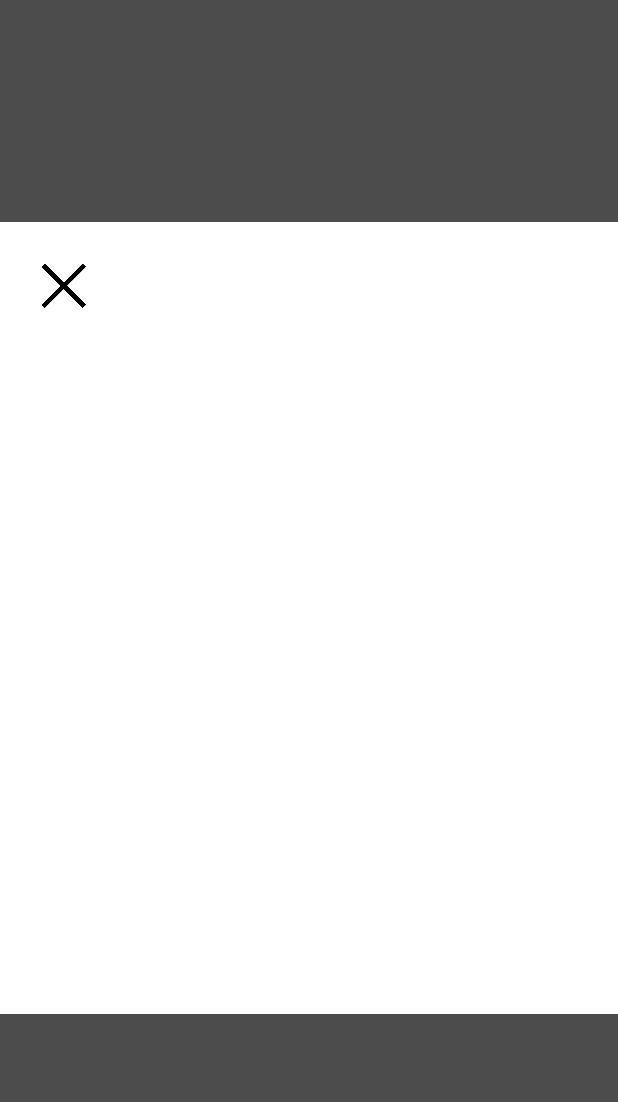
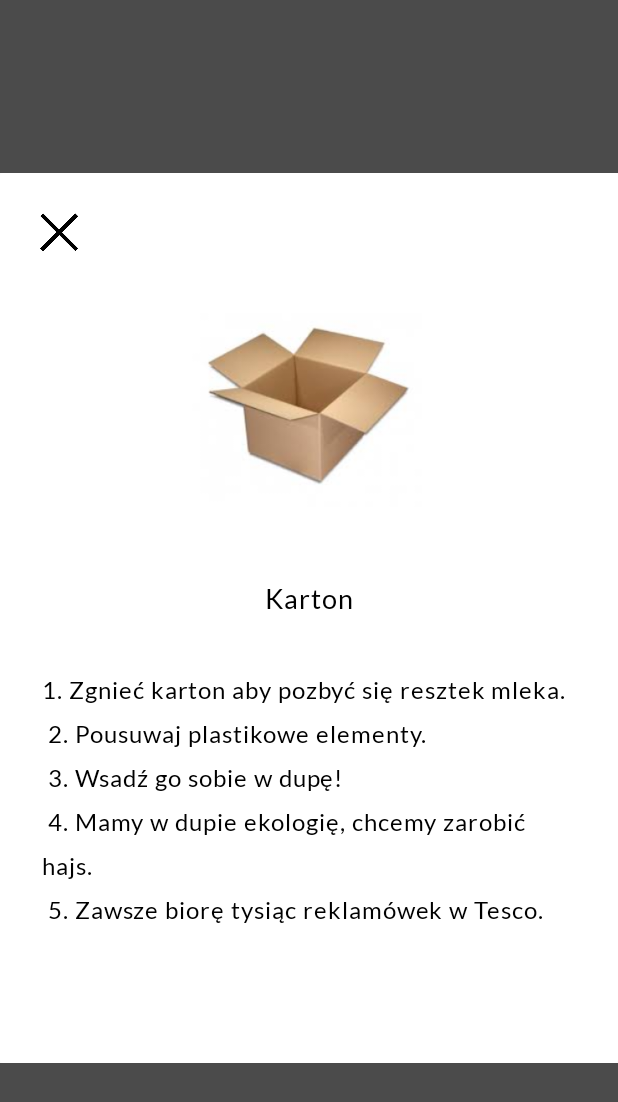
Before and after one commit to ravo9/Android_How_About_It_, an Android app: the fragment DetailedViewFragment shown on its own in the app's theme, on a phone screen of 412 x 824 dp. Shown: the top 1102 px of the screen. Run offline under Robolectric (Android 15) with nearby library versions, the phone set to English and light mode, and no system bars.

Commit message:
First version done

```diff
--- a/app/src/main/res/layout/activity_main_top_panel.xml
+++ b/app/src/main/res/layout/activity_main_top_panel.xml
@@ -21,16 +21,24 @@
 
             android:text="@string/wyszukaj_lub_wybierz_rodzaj_odpadu"/>
 
-    <ImageView
+    <RelativeLayout
             android:layout_width="match_parent"
-            android:layout_height="30dp"
+            android:layout_height="wrap_content"
+            android:background="@drawable/background_badge"
+            android:elevation="@dimen/elevation_first_floor"
 
             android:layout_marginStart="@dimen/activity_main_top_panel_search_bar_margin_side"
             android:layout_marginEnd="@dimen/activity_main_top_panel_search_bar_margin_side"
             android:layout_marginTop="15dp"
-            android:layout_marginBottom="10dp"
+            android:layout_marginBottom="25dp">
 
-            android:background="@drawable/background_badge"
-            android:elevation="@dimen/elevation_first_floor"/>
+        <ImageView
+                android:layout_width="28dp"
+                android:layout_height="28dp"
+                android:layout_centerVertical="true"
+                android:layout_marginStart="8dp"
+                android:src="@drawable/image_search_non_commercial"/>
+
+    </RelativeLayout>
 
 </LinearLayout>
--- a/app/src/main/res/layout/detailed_item_view.xml
+++ b/app/src/main/res/layout/detailed_item_view.xml
@@ -6,14 +6,15 @@
         android:layout_width="match_parent"
         android:layout_height="match_parent"
         android:clickable="true"
-        android:background="@color/colorBackground">
+        android:focusable="true"
+        android:elevation="@dimen/elevation_second_floor">
 
     <RelativeLayout
             android:id="@+id/spacing_top"
             android:layout_width="match_parent"
             android:layout_height="0dp"
             app:layout_constraintHeight_default="percent"
-            app:layout_constraintHeight_percent=".18"
+            app:layout_constraintHeight_percent=".14"
             app:layout_constraintTop_toTopOf="parent"
             android:background="@color/colorBackgroundAlternative"
             android:alpha="0.7"/>
@@ -30,7 +31,39 @@
                 android:layout_width="match_parent"
                 android:layout_height="match_parent">
 
+            <LinearLayout
+                    android:layout_width="match_parent"
+                    android:layout_height="wrap_content"
+                    android:orientation="vertical">
 
+                <ImageView
+                        android:layout_width="match_parent"
+                        android:layout_height="@dimen/detailed_view_image_height"
+                        android:layout_marginTop="70dp"
+                        android:src="@drawable/image_placeholder"/>
+
+                <TextView
+                        android:id="@+id/detailed_item_view_title"
+                        android:layout_width="match_parent"
+                        android:layout_height="wrap_content"
+                        android:layout_marginStart="@dimen/detailed_view_vertical_side_spacing"
+                        android:layout_marginEnd="@dimen/detailed_view_vertical_side_spacing"
+                        android:layout_marginTop="40dp"
+                        android:text="Karton"
+                        android:textSize="18sp"/>
+
+                <TextView
+                        android:id="@+id/detailed_item_view_instruction"
+                        android:layout_width="match_parent"
+                        android:layout_height="wrap_content"
+                        android:layout_marginStart="@dimen/detailed_view_vertical_side_spacing"
+                        android:layout_marginEnd="@dimen/detailed_view_vertical_side_spacing"
+                        android:layout_marginTop="40dp"
+                        android:layout_marginBottom="30dp"
+                        android:text="@string/fake_text"
+                        android:textAlignment="viewStart"/>
+
+            </LinearLayout>
 
         </ScrollView>
 
@@ -52,7 +85,7 @@
             android:layout_width="match_parent"
             android:layout_height="0dp"
             app:layout_constraintHeight_default="percent"
-            app:layout_constraintHeight_percent=".18"
+            app:layout_constraintHeight_percent=".14"
             android:background="@color/colorBackgroundAlternative"
             app:layout_constraintBottom_toBottomOf="parent"
             android:alpha="0.7"/>
--- a/app/src/main/res/values/dimens.xml
+++ b/app/src/main/res/values/dimens.xml
@@ -11,10 +11,13 @@
     <dimen name="background_badge_corner_radius">2dp</dimen>
 
     <dimen name="detailed_view_vertical_extra_spacing">50dp</dimen>
-    <dimen name="detailed_view_cross_button_length">40dp</dimen>
+    <dimen name="detailed_view_vertical_side_spacing">25dp</dimen>
+    <dimen name="detailed_view_cross_button_length">34dp</dimen>
     <dimen name="detailed_view_cross_button_margin">20dp</dimen>
+    <dimen name="detailed_view_image_height">160dp</dimen>
 
     <dimen name="elevation_first_floor">2dp</dimen>
+    <dimen name="elevation_second_floor">4dp</dimen>
 
     <dimen name="grid_single_item_height">350dp</dimen>
     <dimen name="grid_single_item_padding">15dp</dimen>
--- a/app/src/main/res/values/strings.xml
+++ b/app/src/main/res/values/strings.xml
@@ -4,4 +4,13 @@
 
     <string name="wyszukaj_lub_wybierz_rodzaj_odpadu">Wyszukaj lub wybierz rodzaj odpadu\nz listy poniżej, aby dowiedzieć się jak go prawidłowo zutylizować</string>
 
+
+    <string name="fake_text">
+        1.   Zgnieć karton aby pozbyć się resztek mleka.\n
+        2.   Pousuwaj plastikowe elementy.\n
+        3.   Wsadź go sobie w dupę!\n
+        4.   Mamy w dupie ekologię, chcemy zarobić hajs.\n
+        5.   Zawsze biorę tysiąc reklamówek w Tesco.
+    </string>
+
 </resources>
--- a/app/src/main/res/values/styles.xml
+++ b/app/src/main/res/values/styles.xml
@@ -1,4 +1,4 @@
-<resources>
+<resources xmlns:tools="http://schemas.android.com/tools">
 
     <!-- Base application theme. -->
     <style name="AppTheme" parent="Theme.AppCompat.Light.DarkActionBar">
@@ -14,6 +14,10 @@
         <!-- Default style settings -->
         <item name="android:textColor">@color/colorText</item>
         <item name="android:textAlignment">center</item>
+        <item name="android:fontFamily">@font/lato</item>
+        <item name="android:textSize">16sp</item>
+        <item name="android:letterSpacing" tools:targetApi="lollipop">0.04</item>
+        <item name="android:lineSpacingExtra">10dp</item>
 
     </style>
 
```
Also changed, not shown: app/src/main/res/drawable-v24/image_search_non_commercial.png (deleted), app/src/main/res/drawable/image_search_non_commercial.png (added), app/src/main/res/font/lato.ttf (added), app/src/main/res/font/lato_light.ttf (added).
